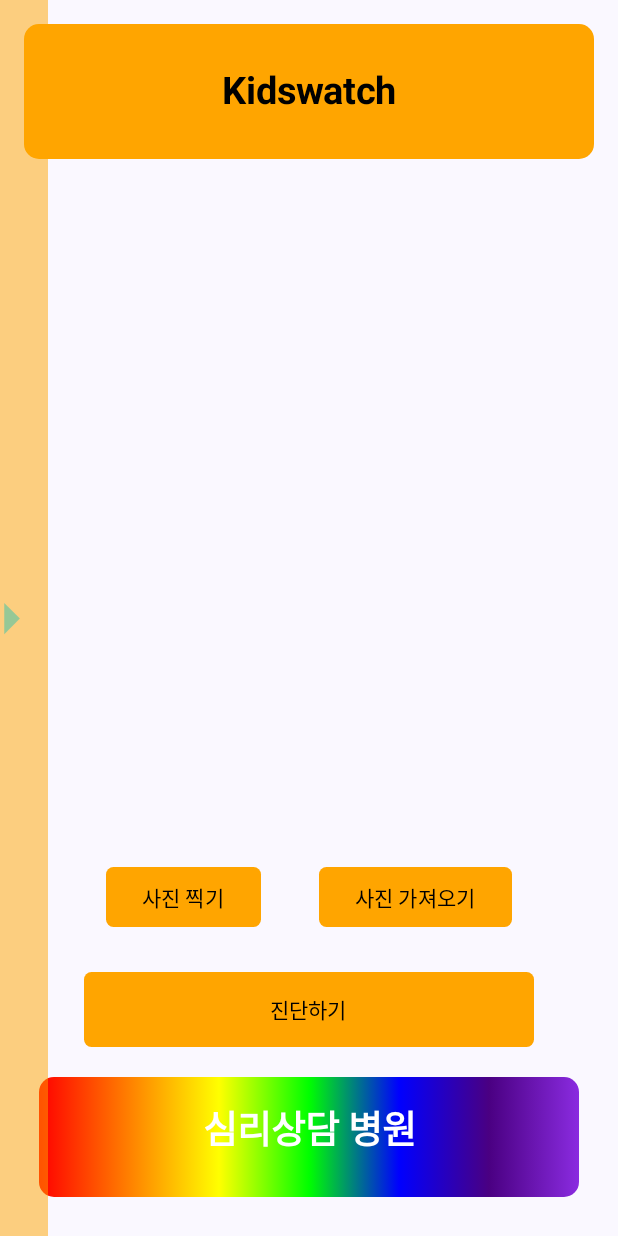
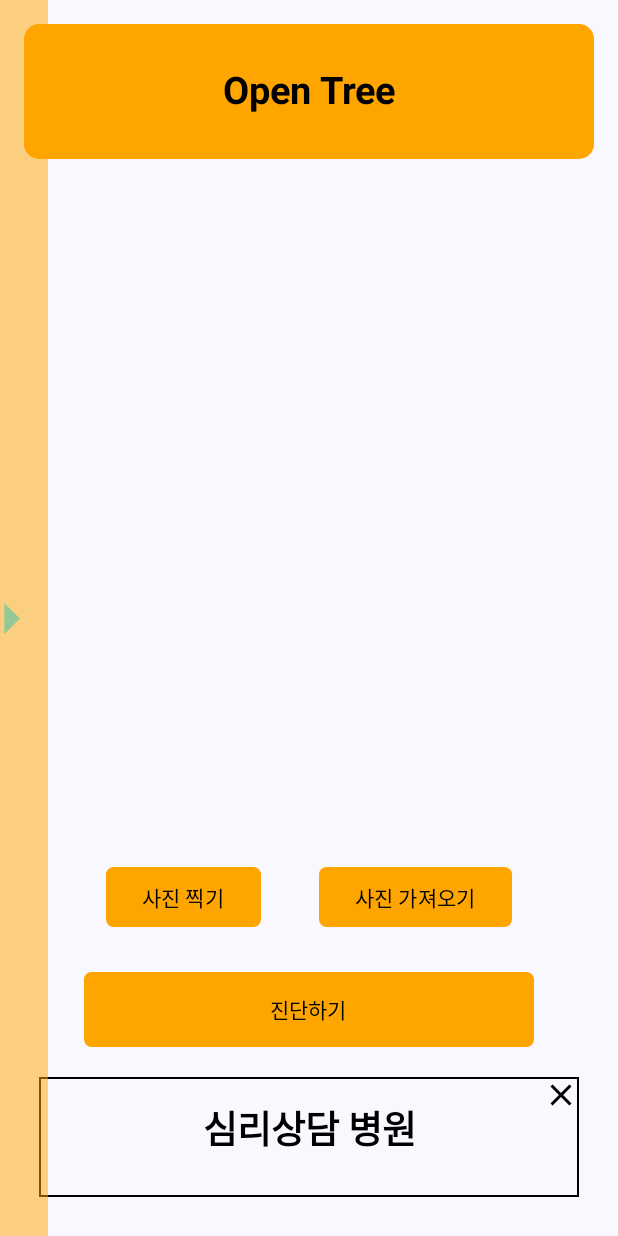
Before and after one commit to EnzoMH/KidsWatch, an Android app built with Jetpack Compose: the screen it shows after launch (MainActivity), on a phone screen of 412 x 824 dp. Run offline under Robolectric (Android 15) with nearby library versions, the light colour scheme and no system bars.

Commit message:
[feat] Ui 추가함

```diff
--- a/app/src/main/java/com/example/kidswatch/MainActivity.kt
+++ b/app/src/main/java/com/example/kidswatch/MainActivity.kt
@@ -56,6 +56,7 @@ import androidx.compose.foundation.Image
 import androidx.compose.foundation.gestures.detectTransformGestures
 import androidx.compose.foundation.layout.Box
 import androidx.compose.foundation.background
+import androidx.compose.foundation.border
 import androidx.compose.foundation.clickable
 import androidx.compose.foundation.layout.Row
 import androidx.compose.foundation.layout.fillMaxHeight
@@ -222,7 +223,7 @@ fun MainScreen(navController: NavController) {
                     .size(30.dp, 90.dp)
             ) {
                 Text(
-                    text = "Kidswatch",
+                    text = "Open Tree",
                     color = Color.Black,
                     fontWeight = FontWeight.Bold,
                     style = MaterialTheme.typography.titleLarge,
@@ -332,7 +333,7 @@ fun MainScreen(navController: NavController) {
                             "https://www.google.com/search?sca_esv=587945461&tbs=lf:1,lf_ui:2&tbm=lcl&sxsrf=AM9HkKmuVUCMJbWXpysjddwXOeU1XxouXw:1701766776289&q=%EC%A0%95%EC%8B%A0%EA%B3%BC+%EB%B3%91%EC%9B%90&rflfq=1&num=10&sa=X&ved=2ahUKEwi8ocOh9_eCAxVYg1YBHQ3eDLgQjGp6BAgVEAE&biw=1536&bih=739&dpr=1.25#rlfi=hd:;si:;mv:[[37.5738732,126.9851049],[37.5383335,126.9335744]];tbs:lrf:!1m4!1u3!2m2!3m1!1e1!1m4!1u2!2m2!2m1!1e1!2m1!1e2!2m1!1e3!3sIAE,lf:1,lf_ui:2"
                         )
                         MenuList("간단 검사", "http://htp-test.com/mini/htp_test01_00.htm")
-                        MenuList("고객문의", "https://www.notion.so/gonuai-seoul/KidWatch-58178cb2fe214fa68a8b93719338c4a3?pvs=4")
+                        MenuList("고객문의", "https://www.notion.so/gonuai-seoul/F-Q-09afb65d51d6478cb9ee67b8e26917fc?pvs=4")
                     }
                 }
             }
@@ -348,6 +349,19 @@ fun MainScreen(navController: NavController) {
                 delay(10000) // 3 seconds delay
                 adBox = false
             }
+            Text("광고창입니다~", color = Color.White, modifier = Modifier.align(Alignment.Center))
+            Image(
+                painter = painterResource(id = R.drawable.baseline_close_24w),
+                contentDescription = "Close",
+                modifier = Modifier
+                    .size(24.dp)
+                    .clickable {
+                        // Handle close icon click here
+                        adBox = false
+                    }
+                    .align(Alignment.TopEnd)
+            )
+
         }
     }
 }
@@ -464,20 +478,21 @@ fun AdPlaces(adName: String, uriString: String) {
             .fillMaxWidth()
             .height(100.dp)
             .padding(10.dp)
-            .background(
-                brush = Brush.horizontalGradient(
-                    colors = listOf(
-                        Color.Red,
-                        Color(1f, 0.5f, 0f), // Orange
-                        Color.Yellow,
-                        Color.Green,
-                        Color.Blue,
-                        Color(0.29f, 0f, 0.51f), // Indigo
-                        Color(0.54f, 0.17f, 0.88f) // Violet
-                    )
-                ),
-                shape = RoundedCornerShape(10.dp)
-            )
+            .border(1.dp, Color.Black)
+//            .background(
+//                brush = Brush.horizontalGradient(
+//                    colors = listOf(
+//                        Color.Red,
+//                        Color(1f, 0.5f, 0f), // Orange
+//                        Color.Yellow,
+//                        Color.Green,
+//                        Color.Blue,
+//                        Color(0.29f, 0f, 0.51f), // Indigo
+//                        Color(0.54f, 0.17f, 0.88f) // Violet
+//                    )
+//                ),
+//                shape = RoundedCornerShape(10.dp)
+//            )
             .clickable {
                 // 광고를 클릭할 때 수행할 작업 추가
                 isClicked = true
@@ -494,7 +509,7 @@ fun AdPlaces(adName: String, uriString: String) {
         // 광고 텍스트
         Text(
             text = adName,
-            color = Color.White,
+            color = Color.Black,
             fontWeight = FontWeight.Bold,
             style = MaterialTheme.typography.titleLarge,
             fontSize = 25.sp,
@@ -502,6 +517,17 @@ fun AdPlaces(adName: String, uriString: String) {
             modifier = Modifier
                 .fillMaxSize()
                 .padding(15.dp)
+        )
+        Image(
+            painter = painterResource(id = R.drawable.baseline_close_24),
+            contentDescription = "Close",
+            modifier = Modifier
+                .size(24.dp)
+                .clickable {
+                    // Handle close icon click here
+                    isClicked = false
+                }
+                .align(Alignment.TopEnd)
         )
     }
 }
--- /dev/null
+++ b/app/src/main/res/drawable/baseline_close_24.xml
@@ -0,0 +1,5 @@
+<vector android:height="24dp" android:tint="#000000"
+    android:viewportHeight="24" android:viewportWidth="24"
+    android:width="24dp" xmlns:android="http://schemas.android.com/apk/res/android">
+    <path android:fillColor="@android:color/white" android:pathData="M19,6.41L17.59,5 12,10.59 6.41,5 5,6.41 10.59,12 5,17.59 6.41,19 12,13.41 17.59,19 19,17.59 13.41,12z"/>
+</vector>
--- /dev/null
+++ b/app/src/main/res/drawable/baseline_close_24w.xml
@@ -0,0 +1,5 @@
+<vector android:height="24dp" android:tint="#FFFFFF"
+    android:viewportHeight="24" android:viewportWidth="24"
+    android:width="24dp" xmlns:android="http://schemas.android.com/apk/res/android">
+    <path android:fillColor="@android:color/white" android:pathData="M19,6.41L17.59,5 12,10.59 6.41,5 5,6.41 10.59,12 5,17.59 6.41,19 12,13.41 17.59,19 19,17.59 13.41,12z"/>
+</vector>
```
